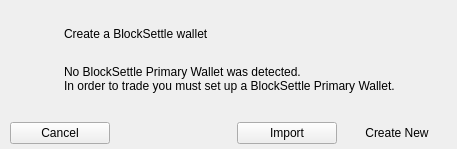
BlockSettle/terminal, file BlockSettleUILib/CreatePrimaryWalletPrompt.ui: the form before one commit.
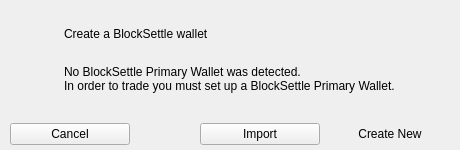
The form after the commit. Icons and pictures are not drawn.

Commit message: CreatePrimaryWalletPrompt style fixes

Diff of the .ui file:
```diff
--- a/BlockSettleUILib/CreatePrimaryWalletPrompt.ui
+++ b/BlockSettleUILib/CreatePrimaryWalletPrompt.ui
@@ -6,8 +6,8 @@
    <rect>
     <x>0</x>
     <y>0</y>
-    <width>457</width>
-    <height>149</height>
+    <width>460</width>
+    <height>150</height>
    </rect>
   </property>
   <property name="windowTitle">
@@ -213,7 +213,7 @@
         </property>
         <property name="minimumSize">
          <size>
-          <width>100</width>
+          <width>120</width>
           <height>0</height>
          </size>
         </property>
@@ -248,7 +248,7 @@
         </property>
         <property name="minimumSize">
          <size>
-          <width>100</width>
+          <width>120</width>
           <height>0</height>
          </size>
         </property>
@@ -273,7 +273,7 @@
         </property>
         <property name="minimumSize">
          <size>
-          <width>100</width>
+          <width>120</width>
           <height>0</height>
          </size>
         </property>
```
Left out of the diff: 3 changed lines with no effect on the pictures.
